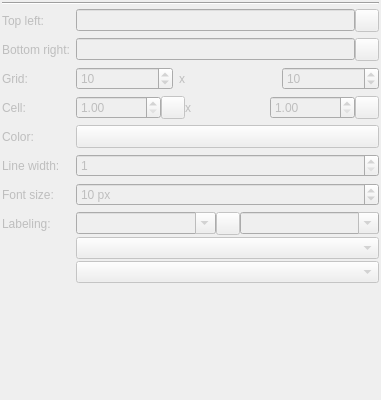
Before: the Qt Designer form kadas/app/guidegrid/kadasguidegridwidgetbase.ui in kadas-albireo/kadas-albireo2, drawn with Qt 5.
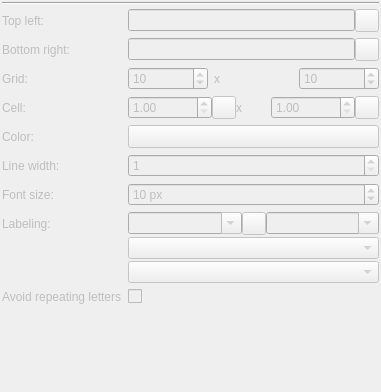
After: the same form once the commit is applied. Icons and pictures are not drawn. Custom widgets are drawn as their Qt base class.

Commit message: Add option in grid to avoid repeating label e.g "AA", "BB"

The edit to the form file:
```diff
--- a/kadas/app/guidegrid/kadasguidegridwidgetbase.ui
+++ b/kadas/app/guidegrid/kadasguidegridwidgetbase.ui
@@ -7,7 +7,7 @@
     <x>0</x>
     <y>0</y>
     <width>381</width>
-    <height>400</height>
+    <height>392</height>
    </rect>
   </property>
   <layout class="QVBoxLayout" name="verticalLayoutMain">
@@ -357,6 +357,23 @@
         </item>
        </layout>
       </item>
+      <item row="8" column="1">
+       <widget class="QCheckBox" name="checkBoxAvoidRepeatingLetters">
+        <property name="text">
+         <string/>
+        </property>
+       </widget>
+      </item>
+      <item row="8" column="0">
+       <widget class="QLabel" name="label">
+        <property name="toolTip">
+         <string>Example: &quot;AA&quot;, &quot;BB&quot; &quot;CCC&quot;</string>
+        </property>
+        <property name="text">
+         <string>Avoid repeating letters</string>
+        </property>
+       </widget>
+      </item>
      </layout>
     </widget>
    </item>
```
Left out of the diff: 10 changed lines with no effect on the pictures. The commit also changes 3 other files.
